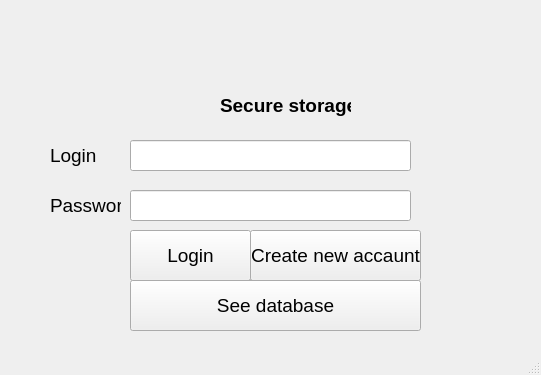
stranikk/Homework-Secure-storage-, file mainwindow.ui: the form before one commit.
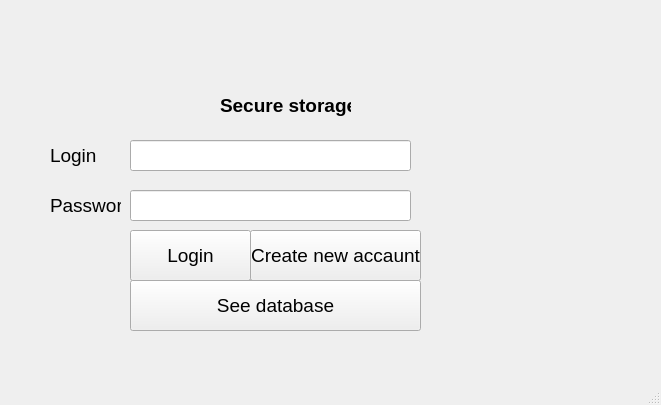
The form after the commit.

Patch:
```diff
--- a/mainwindow.ui
+++ b/mainwindow.ui
@@ -6,8 +6,8 @@
    <rect>
     <x>0</x>
     <y>0</y>
-    <width>541</width>
-    <height>375</height>
+    <width>661</width>
+    <height>405</height>
    </rect>
   </property>
   <property name="windowTitle">
@@ -148,14 +148,15 @@
    <widget class="QLabel" name="label_4">
     <property name="geometry">
      <rect>
-      <x>400</x>
-      <y>140</y>
-      <width>111</width>
-      <height>81</height>
+      <x>430</x>
+      <y>170</y>
+      <width>221</width>
+      <height>31</height>
      </rect>
     </property>
     <property name="font">
      <font>
+      <family>Helvetica</family>
       <weight>75</weight>
       <bold>true</bold>
      </font>
```
